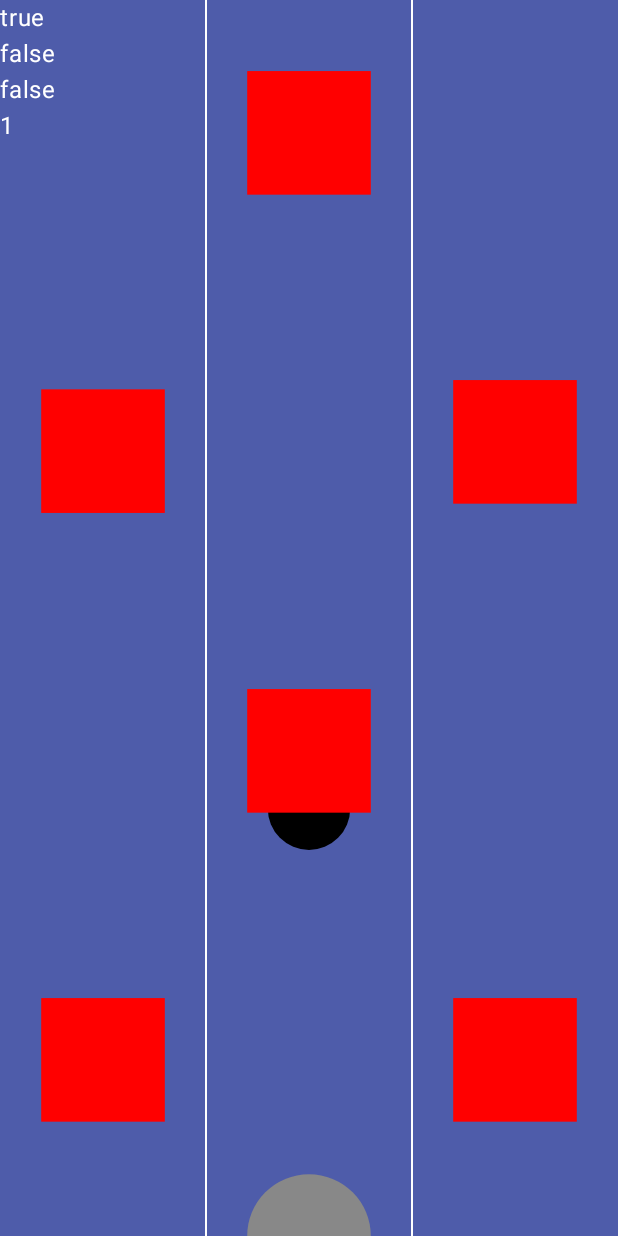
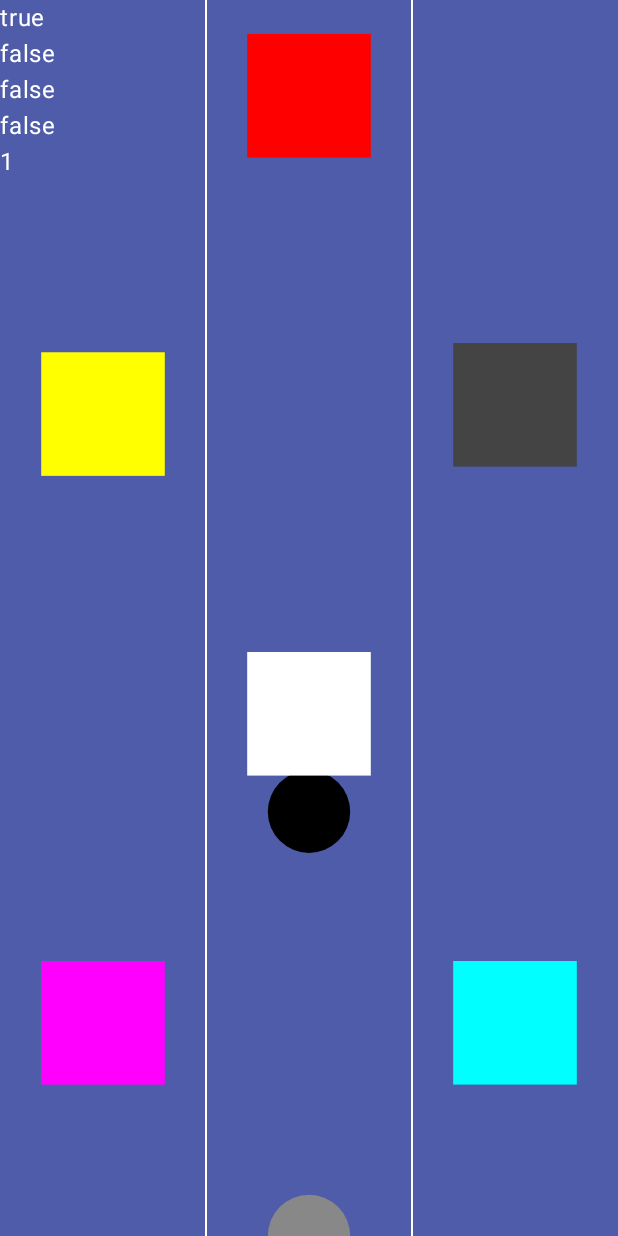
Before and after one commit to Shriram-10/Cheese-Chase, an Android app built with Jetpack Compose: the game screen opened through its navigation route, on a phone screen of 412 x 824 dp. Run offline under Robolectric (Android 15) with nearby library versions, the phone set to English and light mode, and no system bars.

Commit message:
correct collision partially

```diff
--- a/app/src/main/java/com/example/thecheesechaseapplication/Game.kt
+++ b/app/src/main/java/com/example/thecheesechaseapplication/Game.kt
@@ -49,7 +49,7 @@ fun Game(modifier: Modifier, navController: NavController){
 
     if (!(collided1.value || collided2.value || collided3.value)){
         LaunchedEffect(Unit){
-            delay(1000)
+            delay(400)
             while(!(collided1.value || collided2.value || collided3.value)){
                 delay(4)
                 checkCollision()
@@ -80,9 +80,29 @@ fun Game(modifier: Modifier, navController: NavController){
                 color = Color.White
             )
             Text(
+                text = collided4.value.toString(),
+                color = Color.White
+            )
+            Text(
                 text = collisionCount.value.toString(),
                 color = Color.White
             )
+            /*Text(
+                text = jerryLocate.value.toString(),
+                color = Color.White
+            )
+            Text(
+                text = movingJerry.value.centerX.toString(),
+                color = Color.White
+            )
+            Text(
+                text = movingBoxes[0].centerX.toString(),
+                color = Color.White
+            )
+            Text(
+                text = movingBoxes[3].centerX.toString(),
+                color = Color.White
+            )*/
             /*Text(
                 text = elapsedTime.roundToInt().toString(),
                 color = Color.White
@@ -278,14 +298,14 @@ fun GameCanvas(modifier:Modifier) {
 
         drawCircle(
             color = Color.Gray,
-            radius = size.width/10f,
+            radius = size.width/15f,
             center = Offset(size.width/2, size.height)
         )
 
         /*scale(scale = 0.4f){
             drawImage(
                 image = jerryHappy,
-                topLeft = Offset(size.width/3, size.height + size.width/2 - y),
+                topLeft = Offset(x.value - width.value / 4, size.height + size.width - y),
             )
         }
 
@@ -298,19 +318,19 @@ fun GameCanvas(modifier:Modifier) {
 
         drawRect(
             topLeft = Offset(size.width/3f + size.width/15, yBox[8]),
-            color = Color.Red,
+            color = Color.Green,
             size = Size(size.width/5, size.width/5)
         )
 
         drawRect(
             topLeft = Offset(size.width/2.5f - size.width/3, yBox[6]),
-            color = Color.Red,
+            color = Color.Blue,
             size = Size(size.width/5, size.width/5)
         )
 
         drawRect(
             topLeft = Offset(size.width/1.5f + size.width/15, yBox[7]),
-            color = Color.Red,
+            color = Color.LightGray,
             size = Size(size.width/5, size.width/5)
         )
 
@@ -322,31 +342,31 @@ fun GameCanvas(modifier:Modifier) {
 
         drawRect(
             topLeft = Offset(size.width/2.5f - size.width/3, yBox[0]),
-            color = Color.Red,
+            color = Color.Yellow,
             size = Size(size.width/5, size.width/5)
         )
 
         drawRect(
             topLeft = Offset(size.width/1.5f + size.width/15, yBox[1]),
-            color = Color.Red,
+            color = Color.DarkGray,
             size = Size(size.width/5, size.width/5)
         )
 
         drawRect(
             topLeft = Offset(size.width/3f + size.width/15, yBox[2]),
-            color = Color.Red,
+            color = Color.White,
             size = Size(size.width/5, size.width/5)
         )
 
         drawRect(
             topLeft = Offset(size.width/2.5f - size.width/3, yBox[3]),
-            color = Color.Red,
+            color = Color.Magenta,
             size = Size(size.width/5, size.width/5)
         )
 
         drawRect(
             topLeft = Offset(size.width/1.5f + size.width/15, yBox[4]),
-            color = Color.Red,
+            color = Color.Cyan,
             size = Size(size.width/5, size.width/5)
         )
     }
@@ -413,17 +433,17 @@ fun MoveJerryRight(){
 fun checkCollision(){
      for (i in 0..9){
          if (movingBoxes[i].centerX - movingJerry.value.centerX <= movingBoxes[i].width / 2 + movingJerry.value.width / 2 && movingBoxes[i].centerX - movingJerry.value.centerX >= 0){
-             if ((movingBoxes[i].centerY - movingBoxes[i].height / 2 <= movingJerry.value.centerY) && (movingBoxes[i].centerY + movingBoxes[i].height / 2 >= movingJerry.value.centerY)){
+             if ((movingBoxes[i].centerY - movingBoxes[i].height / 2 <= movingJerry.value.centerY + movingJerry.value.height / 2) && (movingBoxes[i].centerY + movingBoxes[i].height / 2 >= movingJerry.value.centerY - movingJerry.value.height / 2)){
                  collided1.value = true
                  collisionCount.value += 1
              }
-         } else if (movingJerry.value.width / 2 + movingBoxes[i].width / 2  >= movingJerry.value.centerX - movingBoxes[i].centerX && movingJerry.value.centerX - movingBoxes[i].centerX >= 0){
-             if ((movingBoxes[i].centerY - movingBoxes[i].height / 2 <= movingJerry.value.centerY) && (movingBoxes[i].centerY + movingBoxes[i].height / 2 >= movingJerry.value.centerY)){
+         } else if (movingBoxes[i].centerX == width.value / 6 && movingJerry.value.centerX - movingJerry.value.width / 2 <= movingBoxes[i].centerX + movingBoxes[i].width / 2){
+             if (movingBoxes[i].centerY - movingBoxes[i].height / 2 <= movingJerry.value.centerY + movingJerry.value.height / 2 && movingBoxes[i].centerY + movingBoxes[i].height / 2 >= movingJerry.value.centerY - movingJerry.value.height / 2){
                  collided2.value = true
                  collisionCount.value += 1
              }
-         } else if (movingBoxes[i].centerY - movingJerry.value.centerY <= movingBoxes[i].height / 2  + movingJerry.value.height/2 && movingBoxes[i].centerY - movingJerry.value.centerY >= 0){
-             if ((movingBoxes[i].centerX - movingBoxes[i].width / 2 <= movingJerry.value.centerX) && (movingBoxes[i].centerX + movingBoxes[i].width / 2 >= movingJerry.value.centerX)){
+         } else if (movingBoxes[i].centerX == width.value / 2 && movingJerry.value.centerX - movingJerry.value.width / 2 <= movingBoxes[i].centerX + movingBoxes[i].width / 2 && movingJerry.value.centerX + movingJerry.value.width / 2 >= movingBoxes[i].centerX - movingBoxes[i].width / 2){
+             if (movingBoxes[i].centerY - movingBoxes[i].height / 2 <= movingJerry.value.centerY + movingJerry.value.height / 2 && movingBoxes[i].centerY + movingBoxes[i].height / 2 >= movingJerry.value.centerY - movingJerry.value.height / 2){
                  collided3.value = true
                  collisionCount.value += 1
              }
--- a/app/src/main/java/com/example/thecheesechaseapplication/GlobalStates.kt
+++ b/app/src/main/java/com/example/thecheesechaseapplication/GlobalStates.kt
@@ -17,6 +17,7 @@ var jerryVelocity = mutableStateOf(15f)
 var collided1 = mutableStateOf(false)
 var collided2 = mutableStateOf(false)
 var collided3 = mutableStateOf(false)
+var collided4 = mutableStateOf(false)
 var collisionCount = mutableStateOf(0)
 
 var movingJerry = mutableStateOf<Dimensions>(
```
Also changed, not shown: app/src/main/java/com/example/thecheesechaseapplication/Settings.kt (+5 -5 lines), app/src/main/java/com/example/thecheesechaseapplication/WinnerPage.kt (+14 -11 lines).
